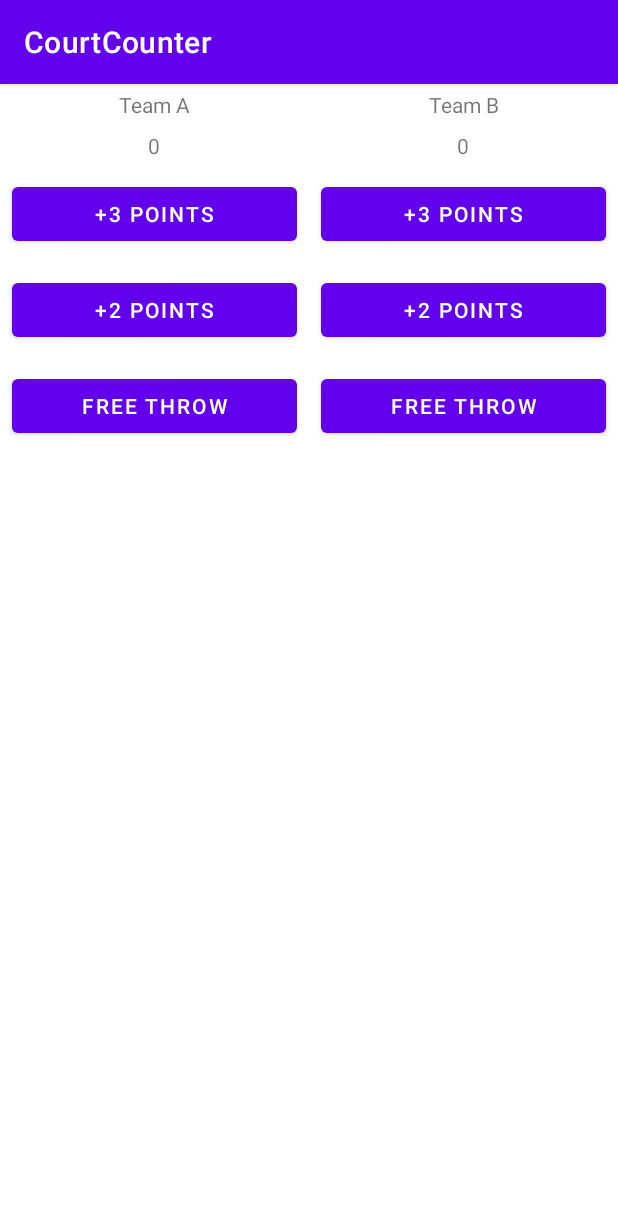
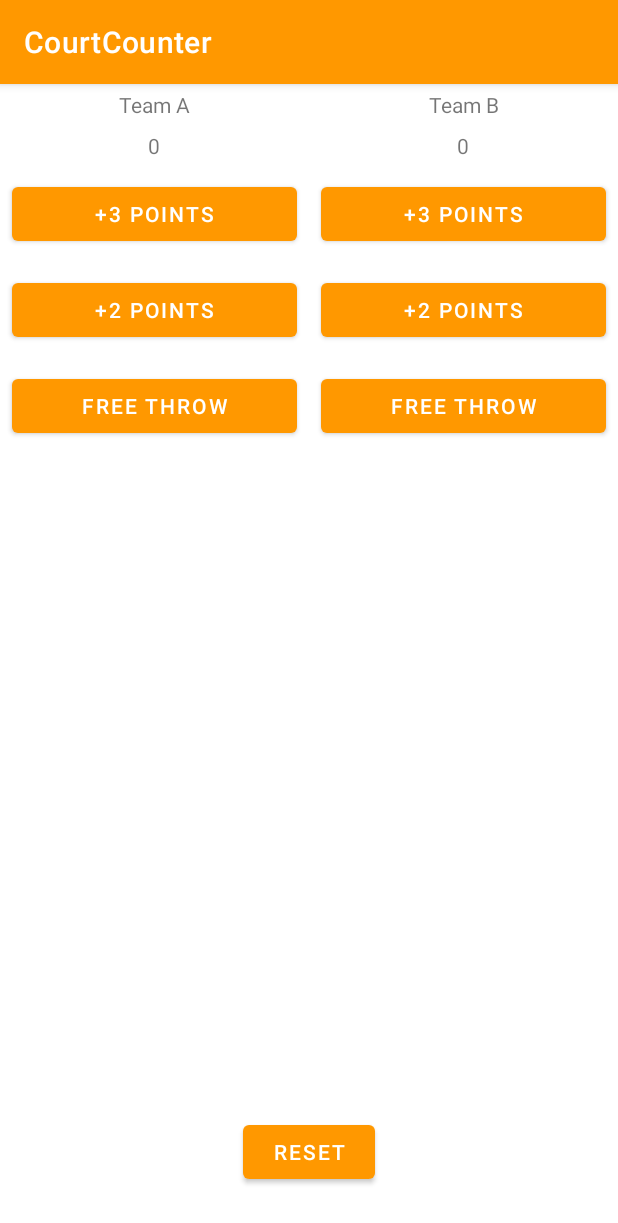
Before and after one commit to danglvh1004/Udacity_CourtCounter, an Android app: the screen it shows after launch (MainActivity), on a phone screen of 412 x 824 dp. Shown: the top 1223 px of the screen. Run offline under Robolectric (Android 15) with nearby library versions, the phone set to English and light mode, and no system bars.

Commit message:
LESSON 3: Practice Set: Making an App Interactive

```diff
--- a/app/src/main/java/com/example/courtcounter/MainActivity.java
+++ b/app/src/main/java/com/example/courtcounter/MainActivity.java
@@ -7,6 +7,7 @@ import android.view.Menu;
 import android.view.MenuItem;
 import android.view.View;
 import android.widget.TextView;
+import android.widget.Toast;
 
 public class MainActivity extends AppCompatActivity {
 
@@ -73,4 +74,12 @@ public class MainActivity extends AppCompatActivity {
         scoreTeamB = scoreTeamB + 3;
         displayForTeamB(scoreTeamB);
     }
+
+    public void resetScore(View view) {
+        scoreTeamA = 0;
+        scoreTeamB = 0;
+        displayForTeamA(scoreTeamA);
+        displayForTeamB(scoreTeamB);
+        Toast.makeText(MainActivity.this, "Score reset", Toast.LENGTH_SHORT).show();
+    }
 }
--- a/app/src/main/res/layout/activity_main.xml
+++ b/app/src/main/res/layout/activity_main.xml
@@ -1,7 +1,10 @@
 <?xml version="1.0" encoding="utf-8"?>
-<LinearLayout xmlns:android="http://schemas.android.com/apk/res/android"
+<RelativeLayout xmlns:android="http://schemas.android.com/apk/res/android"
     xmlns:app="http://schemas.android.com/apk/res-auto"
-    xmlns:tools="http://schemas.android.com/tools"
+    android:layout_width="match_parent"
+    android:layout_height="match_parent">
+
+    <LinearLayout xmlns:tools="http://schemas.android.com/tools"
         android:layout_width="match_parent"
         android:layout_height="match_parent"
         android:orientation="horizontal"
@@ -95,5 +98,15 @@
 
         </LinearLayout>
 
+    </LinearLayout>
 
-</LinearLayout>
+    <Button
+        android:layout_width="wrap_content"
+        android:layout_height="wrap_content"
+        android:layout_alignParentBottom="true"
+        android:layout_centerHorizontal="true"
+        android:layout_marginBottom="32dp"
+        android:onClick="resetScore"
+        android:text="Reset" />
+
+</RelativeLayout>
--- a/app/src/main/res/values/colors.xml
+++ b/app/src/main/res/values/colors.xml
@@ -1,7 +1,7 @@
 <?xml version="1.0" encoding="utf-8"?>
 <resources>
     <color name="purple_200">#FFBB86FC</color>
-    <color name="purple_500">#FF6200EE</color>
+    <color name="colorPrimary">#FF9800</color>
     <color name="purple_700">#FF3700B3</color>
     <color name="teal_200">#FF03DAC5</color>
     <color name="teal_700">#FF018786</color>
--- a/app/src/main/res/values/themes.xml
+++ b/app/src/main/res/values/themes.xml
@@ -2,13 +2,14 @@
     <!-- Base application theme. -->
     <style name="Theme.CourtCounter" parent="Theme.MaterialComponents.DayNight.DarkActionBar">
         <!-- Primary brand color. -->
-        <item name="colorPrimary">@color/purple_500</item>
+        <item name="colorPrimary">@color/colorPrimary</item>
         <item name="colorPrimaryVariant">@color/purple_700</item>
         <item name="colorOnPrimary">@color/white</item>
         <!-- Secondary brand color. -->
         <item name="colorSecondary">@color/teal_200</item>
         <item name="colorSecondaryVariant">@color/teal_700</item>
         <item name="colorOnSecondary">@color/black</item>
+        <item name="colorButtonNormal">#FF9800</item>
         <!-- Status bar color. -->
         <item name="android:statusBarColor" tools:targetApi="l">?attr/colorPrimaryVariant</item>
         <!-- Customize your theme here. -->
```
Lines whose indentation alone changed are shown as unchanged.
